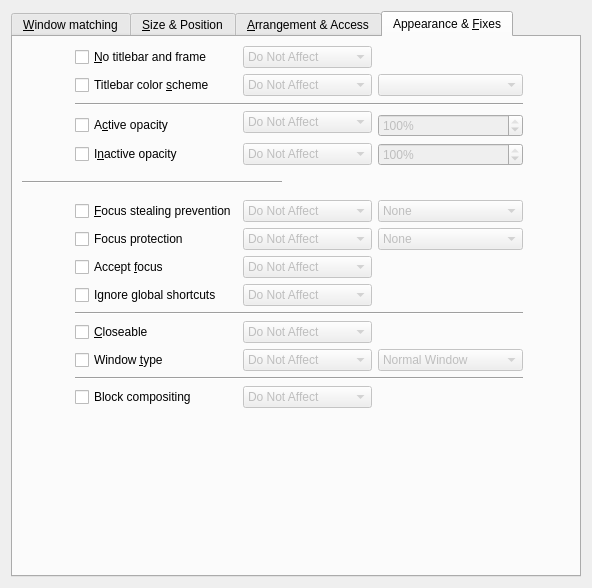
Old version of the form kcmkwin/kwinrules/ruleswidgetbase.ui in the repository lfdevs/kwin.
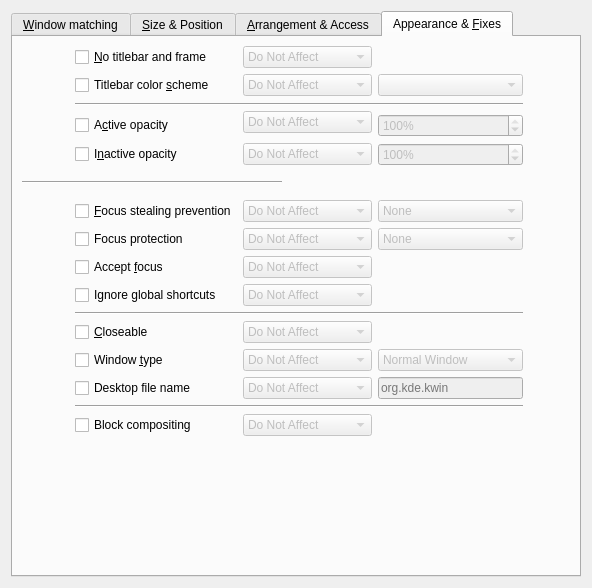
New version of the form. The open tabs and pages were chosen to show the change. Custom widgets are drawn as their Qt base class.

Patch:
```diff
--- a/kcmkwin/kwinrules/ruleswidgetbase.ui
+++ b/kcmkwin/kwinrules/ruleswidgetbase.ui
@@ -2501,21 +2501,78 @@
          </item>
         </widget>
        </item>
-       <item row="15" column="1" colspan="5">
+       <item row="15" column="1">
+        <widget class="QCheckBox" name="enable_desktopfile">
+         <property name="text">
+          <string>Desktop file name</string>
+         </property>
+         <property name="shortcut">
+          <string/>
+         </property>
+        </widget>
+       </item>
+       <item row="15" column="2" colspan="3">
+        <widget class="QComboBox" name="rule_desktopfile">
+         <property name="enabled">
+          <bool>false</bool>
+         </property>
+         <item>
+          <property name="text">
+           <string>Do Not Affect</string>
+          </property>
+         </item>
+         <item>
+          <property name="text">
+           <string>Apply Initially</string>
+          </property>
+         </item>
+         <item>
+          <property name="text">
+           <string>Remember</string>
+          </property>
+         </item>
+         <item>
+          <property name="text">
+           <string>Force</string>
+          </property>
+         </item>
+         <item>
+          <property name="text">
+           <string>Apply Now</string>
+          </property>
+         </item>
+         <item>
+          <property name="text">
+           <string>Force Temporarily</string>
+          </property>
+         </item>
+        </widget>
+       </item>
+       <item row="15" column="5">
+        <widget class="QLineEdit" name="desktopfile">
+         <property name="enabled">
+          <bool>false</bool>
+         </property>
+         <property name="placeholderText">
+          <string>org.kde.kwin</string>
+         </property>
+        </widget>
+       </item>
+       <item row="16" column="1" colspan="5">
         <widget class="Line" name="line_7">
          <property name="orientation">
           <enum>Qt::Horizontal</enum>
          </property>
         </widget>
        </item>
-       <item row="16" column="1">
+       <item row="17" column="1">
         <widget class="QCheckBox" name="enable_blockcompositing">
          <property name="text">
           <string>Block compositing</string>
          </property>
         </widget>
        </item>
-       <item row="16" column="2" colspan="3">
+       <item row="17" column="2" colspan="3">
         <widget class="QComboBox" name="rule_blockcompositing">
          <property name="enabled">
           <bool>false</bool>
@@ -2537,14 +2594,14 @@
          </item>
         </widget>
        </item>
-       <item row="16" column="5">
+       <item row="17" column="5">
         <widget class="YesNoBox" name="blockcompositing" native="true">
          <property name="enabled">
           <bool>false</bool>
          </property>
         </widget>
        </item>
-       <item row="17" column="2">
+       <item row="18" column="2">
         <spacer name="verticalSpacer_5">
          <property name="orientation">
           <enum>Qt::Vertical</enum>
```
Left out of the diff: 3 changed lines with no effect on the pictures.
